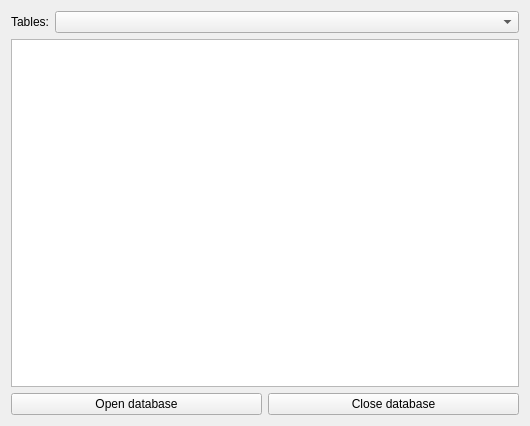
Above: forms/MainWindow.ui from michalbajorek/sqlite-explorer before the change. Below: the same form after it.
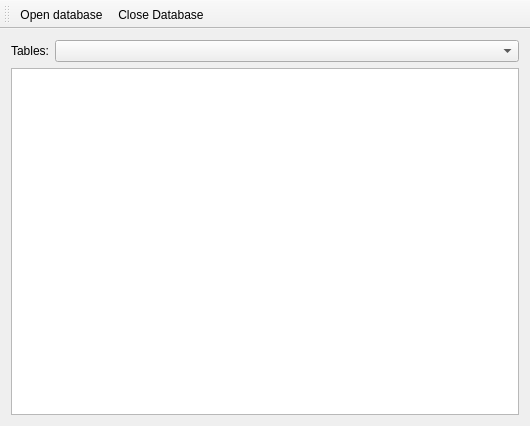
That is the form after the change. Icons and pictures are not drawn.

The edit to the form file:
```diff
--- a/forms/MainWindow.ui
+++ b/forms/MainWindow.ui
@@ -52,30 +52,6 @@
       </property>
      </widget>
     </item>
-    <item>
-     <layout class="QHBoxLayout" name="layoutButtons">
-      <property name="topMargin">
-       <number>0</number>
-      </property>
-      <property name="bottomMargin">
-       <number>0</number>
-      </property>
-      <item>
-       <widget class="QPushButton" name="buttonOpen">
-        <property name="text">
-         <string>Open database</string>
-        </property>
-       </widget>
-      </item>
-      <item>
-       <widget class="QPushButton" name="buttonClose">
-        <property name="text">
-         <string>Close database</string>
-        </property>
-       </widget>
-      </item>
-     </layout>
-    </item>
    </layout>
   </widget>
   <widget class="QMenuBar" name="menuBar">
@@ -88,6 +64,39 @@
     </rect>
    </property>
   </widget>
+  <widget class="QToolBar" name="toolBar">
+   <property name="windowTitle">
+    <string>toolBar</string>
+   </property>
+   <attribute name="toolBarArea">
+    <enum>TopToolBarArea</enum>
+   </attribute>
+   <attribute name="toolBarBreak">
+    <bool>false</bool>
+   </attribute>
+   <addaction name="actionOpenDatabase"/>
+   <addaction name="actionCloseDatabase"/>
+  </widget>
+  <action name="actionOpenDatabase">
+   <property name="icon">
+    <iconset resource="../res/Resources.qrc">
+     <normaloff>:/Icons/32/icons/32/OpenDatabase.png</normaloff>:/Icons/32/icons/32/OpenDatabase.png</iconset>
+   </property>
+   <property name="text">
+    <string>Open database</string>
+   </property>
+   <property name="shortcut">
+    <string>Ctrl+O</string>
+   </property>
+  </action>
+  <action name="actionCloseDatabase">
+   <property name="text">
+    <string>Close Database</string>
+   </property>
+   <property name="shortcut">
+    <string>Ctrl+W</string>
+   </property>
+  </action>
  </widget>
  <layoutdefault spacing="6" margin="11"/>
  <resources/>
```
Left out of the diff: 4 changed lines with no effect on the pictures.
